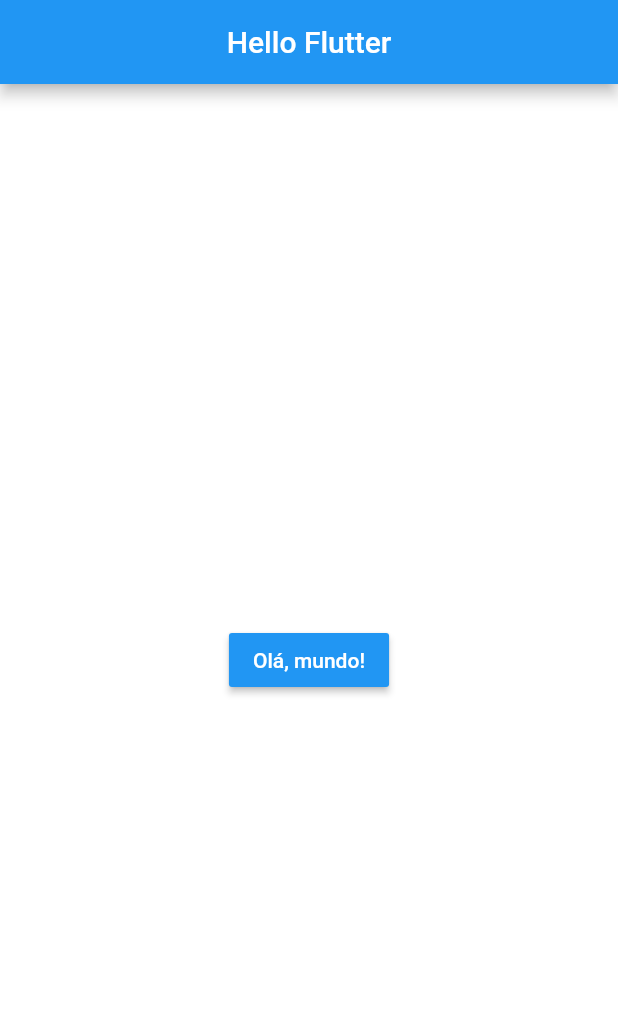
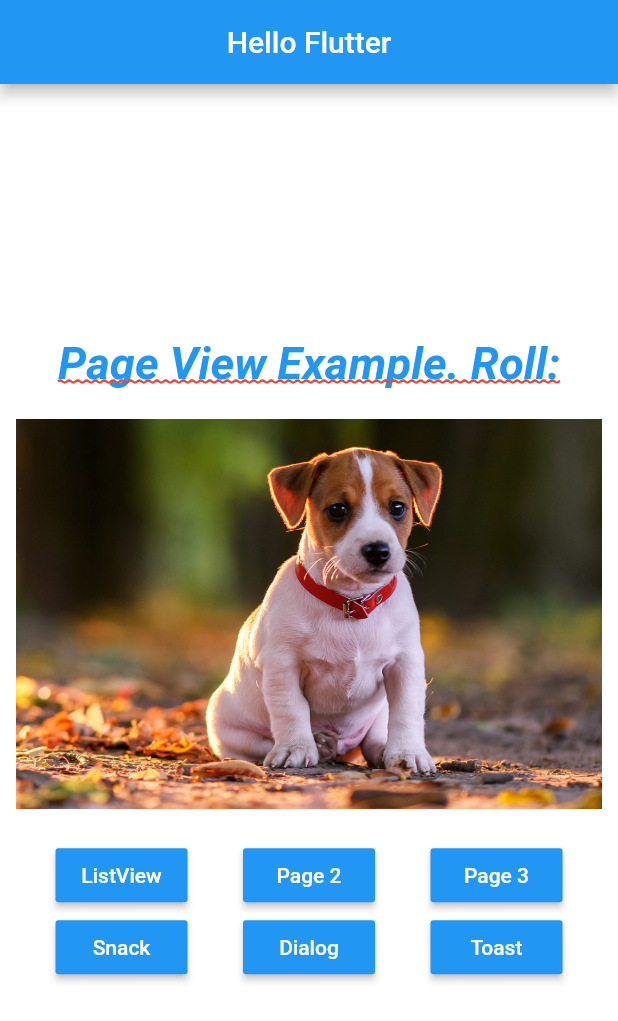
Before and after one commit to GabrielDragone/flutter-essential, a Flutter app: the screen it shows after launch, on a phone screen of 412 x 824 dp. Shown: the top 1021 px of the screen. Run offline on Flutter 3.47's test engine with Material 2 defaults, Android fonts, the phone set to English and light mode, and no system bars.

Commit message:
:top: add PageView, Columns, Rows, Methods with parameters, Navigation examples and descriptions

```diff
--- a/src/flutter_essential/lib/home_page.dart
+++ b/src/flutter_essential/lib/home_page.dart
@@ -1,6 +1,9 @@
 import 'dart:async';
 
 import 'package:flutter/material.dart';
+import 'package:flutter_essential/pages/hello_page1.dart';
+import 'package:flutter_essential/pages/hello_page2.dart';
+import 'package:flutter_essential/pages/hello_page3.dart';
 
 class HomePage extends StatelessWidget {
   @override
@@ -12,46 +15,112 @@ class HomePage extends StatelessWidget {
         ),
         centerTitle: true,
       ),
-      body: _body(),
+      body: _body(context),
     );
   }
 
   //Método criado para facilitar visualização e montar o body:
-  _body() {
+  //Está sendo passado o context pra utilizar na Navigation:
+  _body(context) {
     return Container(
-      color: Colors.white,
-      child: Center(
-        child: _button(),
+        color: Colors.white,
+        child: Column(
+          mainAxisAlignment: MainAxisAlignment.center,
+          children: <Widget>[
+            _text("Page View Example. Roll:"),
+            _pageView(),
+            _buttons(context),
+          ],
+        ));
+  }
+
+  //Carroussel:
+  Container _pageView() {
+    return Container(
+      padding: EdgeInsets.only(top: 20, bottom: 20),
+      height: 300,
+      child: PageView(
+        children: <Widget>[
+          _image("assets/images/dog1.png"),
+          _image("assets/images/dog2.png"),
+          _image("assets/images/dog3.png"),
+          _image("assets/images/dog4.png"),
+          _image("assets/images/dog5.png"),
+        ],
       ),
     );
   }
 
-  _button() {
+  //Está sendo passado o context pra utilizar na Navigation:
+  _buttons(context) {
+    return Column(
+      children: <Widget>[
+        Row(
+          //Deixa os espaços igualmente entre os botões:
+          mainAxisAlignment: MainAxisAlignment.spaceEvenly,
+          children: <Widget>[
+            _button(
+                //Quando existem parâmetros a serem passados nos métodos, utilizar a sintaxe abaixo com seta:
+                context,
+                "ListView",
+                () => _onClickNavigator(context, HelloPage1())),
+            _button(context, "Page 2",
+                () => _onClickNavigator(context, HelloPage2())),
+            _button(context, "Page 3",
+                () => _onClickNavigator(context, HelloPage3())),
+          ],
+        ),
+        Row(
+          //Deixa os espaços igualmente entre os botões:
+          mainAxisAlignment: MainAxisAlignment.spaceEvenly,
+          children: <Widget>[
+            _button(context, "Snack", _onClickSnack),
+            _button(context, "Dialog", _onClickDialog),
+            _button(context, "Toast", _onClickToast),
+          ],
+        )
+      ],
+    );
+  }
+
+  //Está sendo passado o context pra utilizar na Navigation:
+  _onClickNavigator(BuildContext context, Widget page) {
+    Navigator.push(context, MaterialPageRoute(builder: (BuildContext context) {
+      return page;
+    }));
+  }
+
+  _onClickSnack() {}
+
+  _onClickDialog() {}
+
+  _onClickToast() {}
+
+  //Está sendo passado o context pra utilizar na Navigation:
+  _button(BuildContext context, String strText, Function onPressed) {
     return RaisedButton(
       color: Colors.blue,
       child: Text(
-        "Olá, mundo!",
+        strText,
         style: TextStyle(
           color: Colors.white,
         ),
       ),
-      onPressed: () => _onClickOk(),
+      onPressed: onPressed,
     );
   }
 
-  void _onClickOk() => print("Olá");
-
-  _image() {
+  _image(String strPath) {
     return Image.asset(
-      "assets/images/dog4.png",
+      strPath,
       fit: BoxFit.contain,
     );
   }
 
   //Método criado para facilitar visualização e montar o Text:
-  _text() {
+  _text(String strText) {
     return Text(
-      "Hello, world!",
+      strText,
       style: TextStyle(
           fontSize: 30,
           color: Colors.blue,
@@ -65,6 +134,9 @@ class HomePage extends StatelessWidget {
 }
 
 //Explicações:
+//Scaffold:
+// O Scaffold é um widget que permite adicionar elementos do Material Design de forma simples, como a App Bar, Tabs, Navigation Drawer (menu lateral), Floating Action Button (FAB), etc.
+
 // Child: Utilizados por Widgets que suportam apenas 1 filho, exemplo CENTER.
 // Childres: Utilizados por Widgets que podem receber mais de um filho, exemplo ListView.
 
@@ -97,3 +169,17 @@ class HomePage extends StatelessWidget {
 
 //CrossAxisAlignment:
 // Alinha a coluna ou linha no eixo cruzado.
+
+//PageView:
+//O PageView é um widget que recebe um array de widgets filhos e cria o famoso carrossel.
+
+//Pading:
+// O padding é utilizado para criar um espaçamento dentro do widget. É possível aplicar o padding de 2 maneiras:
+// 1 - Utilizar o widget Container e dentro dele configurar o atributo padding
+// 2 - Utilizar o widget Padding.
+
+//Scroll básico - SingleChildScrollView:
+// O ListView é um dos widgets mais utilizados e é utilizado para criar listas com rolagem.
+
+//Navigator:
+// Utilizado para navegar entre páginas passando context.
```
Also changed, not shown: src/flutter_essential/lib/pages/hello_page1.dart (added, +12 -0 lines), src/flutter_essential/lib/pages/hello_page2.dart (added, +12 -0 lines), src/flutter_essential/lib/pages/hello_page3.dart (added, +12 -0 lines).
